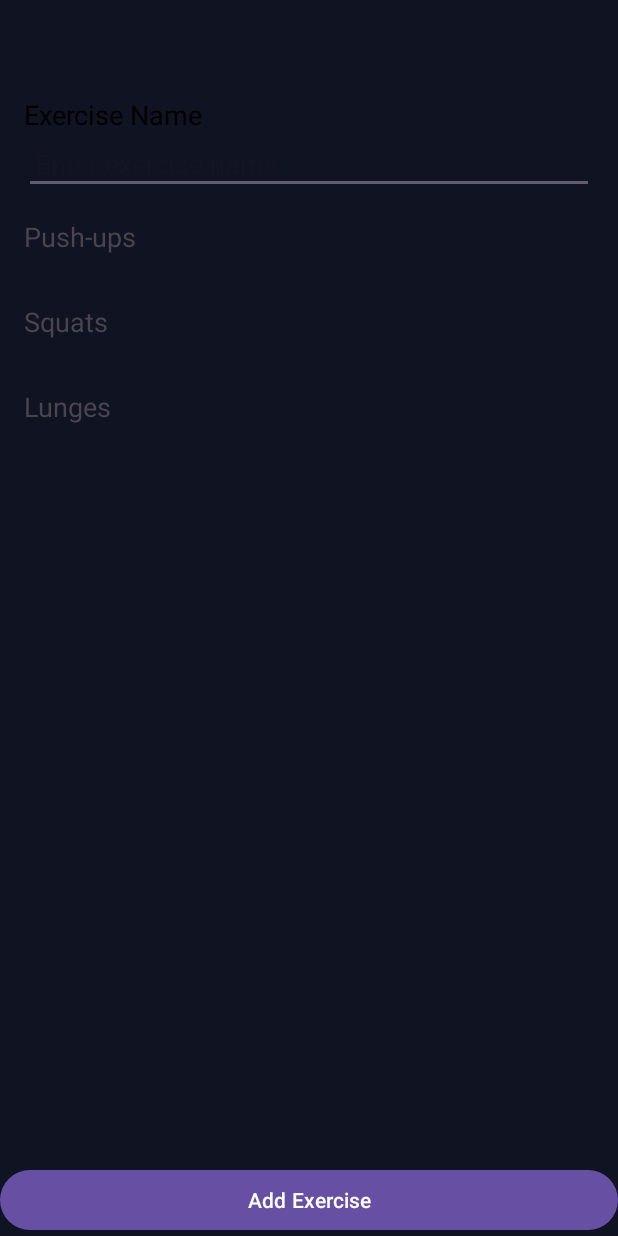
After one commit to aniket0880/FitReve, an Android app: the ExerciseActivity screen opened directly, with no data from a screen before it, on a phone screen of 412 x 824 dp. The commit adds this screen. Run offline under Robolectric (Android 15) with nearby library versions, the phone set to English and light mode, and no system bars.

Commit message:
Added basic exercise page

```diff
--- a/app/build.gradle
+++ b/app/build.gradle
@@ -61,6 +61,7 @@ dependencies {
     implementation libs.core.ktx
     implementation libs.firebase.auth
     implementation libs.firebase.database
+    implementation 'com.google.android.material:material:1.9.0'
     implementation 'com.google.android.gms:play-services-auth:21.3.0'
 
 
--- /dev/null
+++ b/app/src/main/java/com/uilover/project1932/Activity/ExerciseActivity.java
@@ -0,0 +1,33 @@
+package com.uilover.project1932.Activity;
+
+import android.os.Bundle;
+
+import androidx.appcompat.app.AppCompatActivity;
+import androidx.recyclerview.widget.LinearLayoutManager;
+import androidx.recyclerview.widget.RecyclerView;
+
+import com.uilover.project1932.Domain.Exercise;
+import com.uilover.project1932.R;
+
+import java.util.ArrayList;
+import java.util.List;
+
+public class ExerciseActivity extends AppCompatActivity {
+
+    @Override
+    protected void onCreate(Bundle savedInstanceState) {
+        super.onCreate(savedInstanceState);
+        setContentView(R.layout.activity_exerise); // Update with your activity layout
+
+        RecyclerView recyclerView = findViewById(R.id.exerciseRecyclerView); // Update with your RecyclerView ID
+        recyclerView.setLayoutManager(new LinearLayoutManager(this));
+
+        List<Exercise> exerciseList = new ArrayList<>();
+        exerciseList.add(new Exercise("Push-ups"));
+        exerciseList.add(new Exercise("Squats"));
+        exerciseList.add(new Exercise("Lunges"));
+
+        ExerciseAdapter adapter = new ExerciseAdapter(exerciseList);
+        recyclerView.setAdapter(adapter);
+    }
+}
--- /dev/null
+++ b/app/src/main/java/com/uilover/project1932/Activity/ExerciseAdapter.java
@@ -0,0 +1,50 @@
+package com.uilover.project1932.Activity;
+
+import android.view.LayoutInflater;
+import android.view.View;
+import android.view.ViewGroup;
+import android.widget.TextView;
+import androidx.annotation.NonNull;
+import androidx.recyclerview.widget.RecyclerView;
+
+import com.uilover.project1932.Domain.Exercise;
+import com.uilover.project1932.R;
+
+import java.util.List;
+
+public class ExerciseAdapter extends RecyclerView.Adapter<ExerciseAdapter.ExerciseViewHolder> {
+
+    private List<Exercise> exerciseList;
+
+    public ExerciseAdapter(List<Exercise> exerciseList) {
+        this.exerciseList = exerciseList;
+    }
+
+    @NonNull
+    @Override
+    public ExerciseViewHolder onCreateViewHolder(@NonNull ViewGroup parent, int viewType) {
+        View view = LayoutInflater.from(parent.getContext())
+                .inflate(R.layout.exercise_item, parent, false);
+        return new ExerciseViewHolder(view);
+    }
+
+    @Override
+    public void onBindViewHolder(@NonNull ExerciseViewHolder holder, int position) {
+        Exercise exercise = exerciseList.get(position);
+        holder.exerciseNameTextView.setText(exercise.getName());
+    }
+
+    @Override
+    public int getItemCount() {
+        return exerciseList.size();
+    }
+
+    public static class ExerciseViewHolder extends RecyclerView.ViewHolder {
+        TextView exerciseNameTextView;
+
+        public ExerciseViewHolder(@NonNull View itemView) {
+            super(itemView);
+            exerciseNameTextView = itemView.findViewById(R.id.exerciseNameTextView);
+        }
+    }
+}
--- a/app/src/main/java/com/uilover/project1932/Activity/MainActivity.java
+++ b/app/src/main/java/com/uilover/project1932/Activity/MainActivity.java
@@ -80,7 +80,11 @@ public class MainActivity extends AppCompatActivity {
     public void onProfileClick(View view){
         Intent intent =new Intent(MainActivity.this, Profile_Page.class);
         startActivity(intent);
+    }
 
+    public void onWorkoutClick(View view){
+        Intent intent=new Intent(MainActivity.this, ExerciseActivity.class);
+        startActivity(intent);
     }
 
     private ArrayList<Workout> getData() {
--- /dev/null
+++ b/app/src/main/java/com/uilover/project1932/Domain/Exercise.java
@@ -0,0 +1,17 @@
+package com.uilover.project1932.Domain;
+
+public class Exercise {
+    private String name;
+
+    public Exercise(String name) {
+        this.name = name;
+    }
+
+    public String getName() {
+        return name;
+    }
+
+    public void setName(String name) {
+        this.name = name;
+    }
+}
--- /dev/null
+++ b/app/src/main/res/layout/activity_exerise.xml
@@ -0,0 +1,77 @@
+<?xml version="1.0" encoding="utf-8"?>
+<androidx.constraintlayout.widget.ConstraintLayout xmlns:android="http://schemas.android.com/apk/res/android"
+    xmlns:app="http://schemas.android.com/apk/res-auto"
+    xmlns:tools="http://schemas.android.com/tools"
+    android:layout_width="match_parent"
+    android:layout_height="match_parent"
+    android:background="@color/mainColor"
+    tools:context=".Activity.ExerciseActivity">
+
+
+
+    <!-- Toolbar at the top -->
+    <androidx.appcompat.widget.Toolbar
+        android:id="@+id/toolbar"
+        android:layout_width="match_parent"
+        android:layout_height="?attr/actionBarSize"
+        android:background="@color/mainColor"
+        android:theme="@style/ThemeOverlay.AppCompat.Dark.ActionBar"
+        app:layout_constraintTop_toTopOf="parent"
+        app:layout_constraintStart_toStartOf="parent"
+        app:layout_constraintEnd_toEndOf="parent" />
+
+    <!-- Label for exercise name -->
+    <TextView
+        android:id="@+id/exerciseNameLabel"
+        android:layout_width="wrap_content"
+        android:layout_height="wrap_content"
+        android:text="Exercise Name"
+        android:textColor="@android:color/black"
+        android:textSize="18sp"
+        android:layout_marginStart="16dp"
+        app:layout_constraintStart_toStartOf="parent"
+        app:layout_constraintTop_toBottomOf="@id/toolbar"
+        tools:ignore="HardcodedText" />
+
+    <com.google.android.material.textfield.TextInputEditText
+        android:id="@+id/exerciseNameEditText"
+        android:layout_width="0dp"
+        android:layout_height="wrap_content"
+        android:hint="Enter exercise name"
+        android:inputType="text"
+        android:padding="8dp"
+        app:layout_constraintTop_toBottomOf="@id/exerciseNameLabel"
+        app:layout_constraintStart_toStartOf="parent"
+        app:layout_constraintEnd_toEndOf="parent"
+        android:layout_marginHorizontal="16dp" />
+
+    <!-- RecyclerView for displaying the exercises -->
+    <androidx.recyclerview.widget.RecyclerView
+        android:id="@+id/exerciseRecyclerView"
+        android:layout_width="match_parent"
+        android:layout_height="0dp"
+        app:layout_constraintTop_toBottomOf="@id/exerciseNameEditText"
+        app:layout_constraintBottom_toTopOf="@id/bottomButtons"
+        tools:listitem="@layout/exercise_item" />
+
+    <!-- Bottom buttons container -->
+    <LinearLayout
+        android:id="@+id/bottomButtons"
+        android:layout_width="match_parent"
+        android:layout_height="wrap_content"
+        android:orientation="horizontal"
+        android:weightSum="1"
+        app:layout_constraintBottom_toBottomOf="parent"
+        app:layout_constraintStart_toStartOf="parent"
+        app:layout_constraintEnd_toEndOf="parent">
+
+        <!-- Add Exercise Button -->
+        <Button
+            android:id="@+id/addExerciseButton"
+            android:layout_width="0dp"
+            android:layout_height="wrap_content"
+            android:layout_weight="1"
+            android:text="Add Exercise"
+            tools:ignore="HardcodedText" />
+    </LinearLayout>
+</androidx.constraintlayout.widget.ConstraintLayout>
--- a/app/src/main/res/layout/activity_main.xml
+++ b/app/src/main/res/layout/activity_main.xml
@@ -8,6 +8,7 @@
     android:background="@color/mainColor"
     tools:context=".Activity.MainActivity">
 
+    <!-- ScrollView to make content scrollable -->
     <ScrollView
         android:layout_width="match_parent"
         android:layout_height="match_parent">
@@ -17,6 +18,7 @@
             android:layout_height="wrap_content"
             android:orientation="vertical">
 
+            <!-- ConstraintLayout for Welcome and User details -->
             <androidx.constraintlayout.widget.ConstraintLayout
                 android:layout_width="match_parent"
                 android:layout_height="match_parent"
@@ -55,6 +57,7 @@
                     app:srcCompat="@drawable/profile" />
             </androidx.constraintlayout.widget.ConstraintLayout>
 
+            <!-- Search EditText -->
             <EditText
                 android:id="@+id/editTextText"
                 android:layout_width="match_parent"
@@ -74,6 +77,7 @@
                 android:textSize="16sp"
                 android:textStyle="italic" />
 
+            <!-- Daily Monitoring Section -->
             <TextView
                 android:id="@+id/textView6"
                 android:layout_width="match_parent"
@@ -85,12 +89,14 @@
                 android:textColor="@color/white"
                 android:textSize="16sp" />
 
+            <!-- Horizontal Monitoring Section -->
             <LinearLayout
                 android:layout_width="match_parent"
                 android:layout_height="match_parent"
                 android:layout_margin="16dp"
                 android:orientation="horizontal">
 
+                <!-- Daily Calories Item -->
                 <LinearLayout
                     android:layout_width="0dp"
                     android:layout_height="wrap_content"
@@ -101,7 +107,6 @@
                     android:orientation="vertical">
 
                     <ImageView
-
                         android:layout_width="wrap_content"
                         android:layout_height="wrap_content"
                         app:srcCompat="@drawable/monitor1" />
@@ -118,23 +123,21 @@
                         android:textStyle="bold" />
 
                     <TextView
-
                         android:layout_width="match_parent"
                         android:layout_height="wrap_content"
-                        android:text="Daily Colories"
+                        android:text="Daily Calories"
                         android:textColor="@color/white"
                         android:textSize="12sp" />
                 </LinearLayout>
 
+                <!-- Sleep Time Item -->
                 <LinearLayout
                     android:layout_width="0dp"
                     android:layout_height="wrap_content"
-
                     android:layout_weight="0.3333"
                     android:orientation="vertical">
 
                     <ImageView
-
                         android:layout_width="wrap_content"
                         android:layout_height="wrap_content"
                         app:srcCompat="@drawable/monitor2" />
@@ -151,7 +154,6 @@
                         android:textStyle="bold" />
 
                     <TextView
-
                         android:layout_width="match_parent"
                         android:layout_height="wrap_content"
                         android:text="Sleep Time"
@@ -159,10 +161,12 @@
                         android:textSize="12sp" />
                 </LinearLayout>
 
+                <!-- Total Workout Item -->
                 <LinearLayout
+                    android:clickable="true"
+                    android:onClick="onWorkoutClick"
                     android:layout_width="0dp"
                     android:layout_height="wrap_content"
-
                     android:layout_weight="0.3333"
                     android:orientation="vertical">
 
@@ -193,6 +197,7 @@
                 </LinearLayout>
             </LinearLayout>
 
+            <!-- Banner Section -->
             <androidx.constraintlayout.widget.ConstraintLayout
                 android:layout_width="match_parent"
                 android:layout_height="match_parent"
@@ -231,6 +236,7 @@
                     app:layout_constraintTop_toBottomOf="@+id/textView9" />
             </androidx.constraintlayout.widget.ConstraintLayout>
 
+            <!-- Other Workout Section -->
             <LinearLayout
                 android:layout_width="match_parent"
                 android:layout_height="match_parent"
@@ -256,6 +262,7 @@
                     android:textColor="@color/orange" />
             </LinearLayout>
 
+            <!-- RecyclerView for other workouts -->
             <androidx.recyclerview.widget.RecyclerView
                 android:id="@+id/view1"
                 android:layout_width="match_parent"
@@ -263,6 +270,7 @@
                 android:clipToPadding="false"
                 android:paddingStart="8dp"
                 android:paddingEnd="8dp" />
+
         </LinearLayout>
     </ScrollView>
 
@@ -275,6 +283,7 @@
         app:layout_constraintEnd_toEndOf="parent"
         app:layout_constraintStart_toStartOf="parent" />
 
+    <!-- Bottom Navigation -->
     <androidx.coordinatorlayout.widget.CoordinatorLayout
         android:id="@+id/coordinatorLayout"
         android:layout_width="match_parent"
@@ -292,9 +301,11 @@
 
             <LinearLayout
                 android:layout_width="match_parent"
-                android:layout_height="wrap_content"
-                android:layout_gravity="center">
+                android:layout_height="match_parent"
+                android:layout_gravity="center"
+                android:orientation="horizontal">
 
+                <!-- Home Tab -->
                 <LinearLayout
                     android:layout_width="0dp"
                     android:layout_height="match_parent"
@@ -302,8 +313,7 @@
                     android:orientation="vertical"
                     android:clickable="true"
                     android:focusable="true"
-                    android:onClick="onHealthTrackClick"
-                    >
+                    android:onClick="onHealthTrackClick">
 
                     <ImageView
                         android:id="@+id/imageView5"
@@ -322,6 +332,7 @@
                         android:textColor="@color/white" />
                 </LinearLayout>
 
+                <!-- Health Tab -->
                 <LinearLayout
                     android:layout_width="0dp"
                     android:clickable="true"
@@ -332,14 +343,12 @@
                     android:orientation="vertical">
 
                     <ImageView
-
                         android:layout_width="match_parent"
                         android:layout_height="wrap_content"
                         app:srcCompat="@drawable/btn_2"
                         app:tint="@color/white" />
 
                     <TextView
-
                         android:layout_width="match_parent"
                         android:layout_height="wrap_content"
                         android:layout_marginTop="8dp"
@@ -348,6 +357,7 @@
                         android:textColor="@color/white" />
                 </LinearLayout>
 
+                <!-- FitMate AI Tab -->
                 <LinearLayout
                     android:layout_width="0dp"
                     android:layout_height="match_parent"
@@ -358,22 +368,21 @@
                     android:orientation="vertical">
 
                     <ImageView
-
                         android:layout_width="match_parent"
                         android:layout_height="wrap_content"
-                        app:srcCompat="@android:drawable/ic_menu_send"
+                        app:srcCompat="@drawable/search"
                         app:tint="@color/white" />
 
                     <TextView
-
                         android:layout_width="match_parent"
                         android:layout_height="wrap_content"
                         android:layout_marginTop="8dp"
-                        android:text="Ai Helper"
+                        android:text="FitMate AI"
                         android:textAlignment="center"
                         android:textColor="@color/white" />
                 </LinearLayout>
 
+                <!-- Profile Tab -->
                 <LinearLayout
                     android:layout_width="0dp"
                     android:clickable="true"
@@ -383,14 +392,12 @@
                     android:orientation="vertical">
 
                     <ImageView
-
                         android:layout_width="match_parent"
                         android:layout_height="wrap_content"
                         app:srcCompat="@drawable/btn_4"
                         app:tint="@color/white" />
 
                     <TextView
-
                         android:layout_width="match_parent"
                         android:layout_height="wrap_content"
                         android:layout_marginTop="8dp"
@@ -398,8 +405,10 @@
                         android:textAlignment="center"
                         android:textColor="@color/white" />
                 </LinearLayout>
+
             </LinearLayout>
 
         </com.google.android.material.bottomnavigation.BottomNavigationView>
     </androidx.coordinatorlayout.widget.CoordinatorLayout>
+
 </androidx.constraintlayout.widget.ConstraintLayout>
--- /dev/null
+++ b/app/src/main/res/layout/exercise_item.xml
@@ -0,0 +1,17 @@
+<?xml version="1.0" encoding="utf-8"?>
+<androidx.constraintlayout.widget.ConstraintLayout xmlns:android="http://schemas.android.com/apk/res/android"
+    xmlns:app="http://schemas.android.com/apk/res-auto"
+    android:layout_width="match_parent"
+    android:layout_height="wrap_content"
+    android:padding="16dp">
+
+    <TextView
+        android:id="@+id/exerciseNameTextView"
+        android:layout_width="wrap_content"
+        android:layout_height="wrap_content"
+        android:text="Exercise Name"
+        android:textSize="18sp"
+        app:layout_constraintStart_toStartOf="parent"
+        app:layout_constraintTop_toTopOf="parent" />
+
+</androidx.constraintlayout.widget.ConstraintLayout>
```
Also changed, not shown: app/src/main/AndroidManifest.xml (+5 -2 lines).
